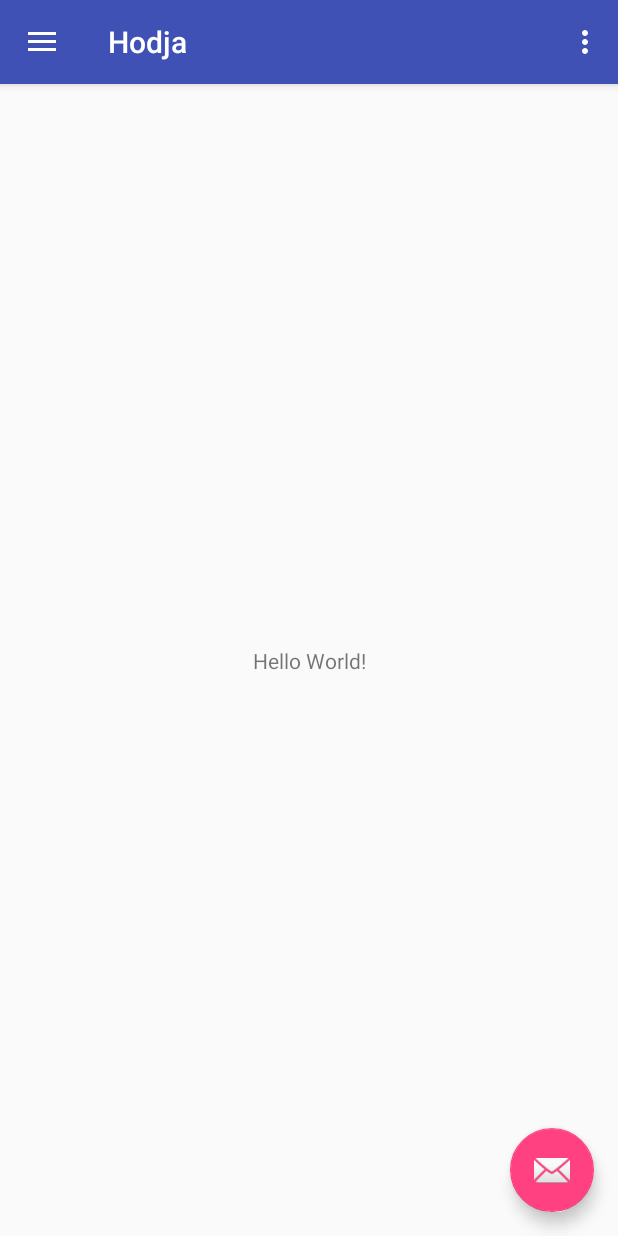
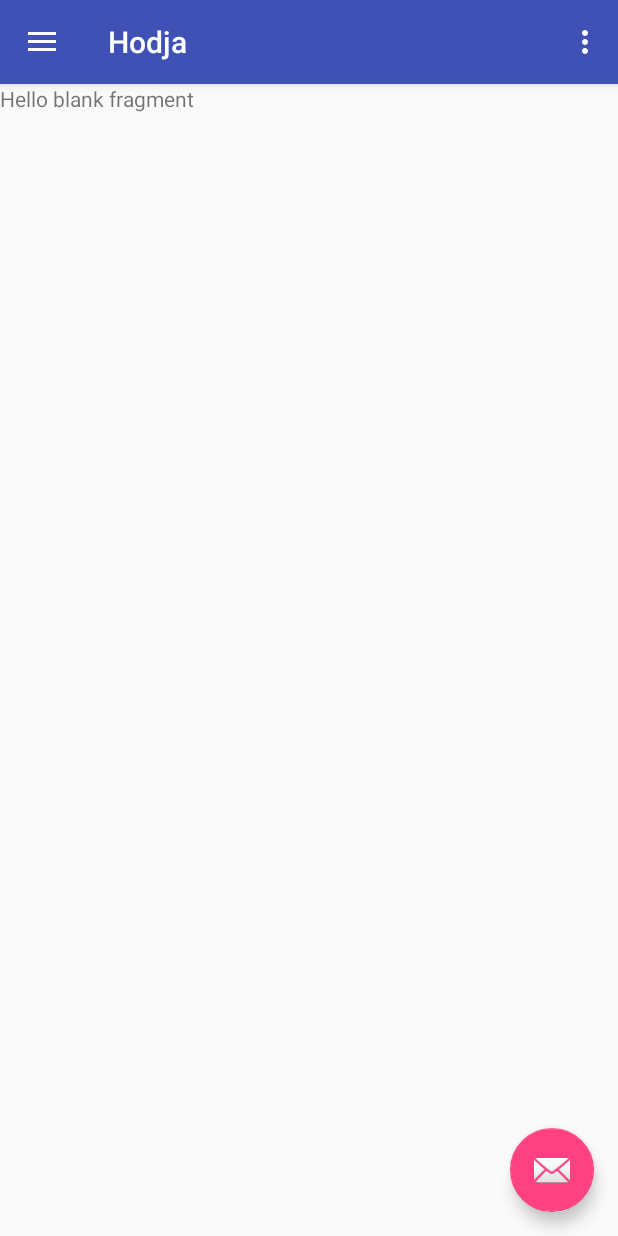
Before and after one commit to phantom1299/Arctory-Frontend, an Android app: the screen it shows after launch (MainActivity), in the options menu, after a tap on "Settings", on a phone screen of 412 x 824 dp. Run offline under Robolectric (Android 15) with nearby library versions, the light colour scheme and no system bars.

Commit message:
Add basic project structure

```diff
--- a/app/build.gradle
+++ b/app/build.gradle
@@ -24,7 +24,7 @@ android {
 
 dependencies {
     implementation fileTree(dir: 'libs', include: ['*.jar'])
-    implementation"org.jetbrains.kotlin:kotlin-stdlib-jre7:$kotlin_version"
+    implementation "org.jetbrains.kotlin:kotlin-stdlib-jre7:$kotlin_version"
     implementation 'com.android.support:appcompat-v7:26.1.0'
     implementation 'com.android.support:support-v4:26.1.0'
     implementation 'com.android.support:design:26.1.0'
--- a/app/src/main/java/com/example/muhammed/hodja/MainActivity.kt
+++ b/app/src/main/java/com/example/muhammed/hodja/MainActivity.kt
@@ -1,13 +1,15 @@
 package com.example.muhammed.hodja
 
 import android.os.Bundle
+import android.support.design.widget.NavigationView
 import android.support.design.widget.Snackbar
-import android.support.design.widget.NavigationView
+import android.support.v4.app.Fragment
 import android.support.v4.view.GravityCompat
 import android.support.v7.app.ActionBarDrawerToggle
 import android.support.v7.app.AppCompatActivity
 import android.view.Menu
 import android.view.MenuItem
+import com.example.muhammed.hodja.fragments.HomeFragment
 import kotlinx.android.synthetic.main.activity_main.*
 import kotlinx.android.synthetic.main.app_bar_main.*
 
@@ -57,28 +59,44 @@ class MainActivity : AppCompatActivity(), NavigationView.OnNavigationItemSelecte
 
     override fun onNavigationItemSelected(item: MenuItem): Boolean {
         // Handle navigation view item clicks here.
-        when (item.itemId) {
-            R.id.nav_camera -> {
-                // Handle the camera action
-            }
-            R.id.nav_gallery -> {
-
-            }
-            R.id.nav_slideshow -> {
-
-            }
-            R.id.nav_manage -> {
-
-            }
-            R.id.nav_share -> {
-
-            }
-            R.id.nav_send -> {
-
-            }
-        }
+        val id = item.itemId
+        loadFragment(id)
 
         drawer_layout.closeDrawer(GravityCompat.START)
         return true
     }
+
+    // This method will take a fragment and add/replace
+    // that fragment to the activity
+    private fun fragmentTransaction(fragment: Fragment) {
+        supportFragmentManager.beginTransaction()
+                .replace(R.id.container, fragment)
+                .commit()
+    }
+
+    // This method will load fragment based on
+    // the menu id
+    private fun loadFragment(menuId: Int) {
+        var fragment: Fragment = HomeFragment()
+        when (menuId) {
+            R.id.nav_home -> {
+                // Handle the home action
+                fragment = HomeFragment()
+            }
+            R.id.nav_myStudents -> {
+
+            }
+            R.id.nav_chats -> {
+
+            }
+            R.id.nav_settings -> {
+
+            }
+            R.id.nav_help -> {
+
+            }
+        }
+        // Fragment Transaction
+        fragmentTransaction(fragment)
+    }
 }
--- /dev/null
+++ b/app/src/main/java/com/example/muhammed/hodja/fragments/HomeFragment.kt
@@ -0,0 +1,25 @@
+package com.example.muhammed.hodja.fragments
+
+
+import android.os.Bundle
+import android.support.v4.app.Fragment
+import android.view.LayoutInflater
+import android.view.View
+import android.view.ViewGroup
+
+import com.example.muhammed.hodja.R
+
+
+/**
+ * A simple [Fragment] subclass.
+ */
+class HomeFragment : Fragment() {
+
+
+    override fun onCreateView(inflater: LayoutInflater?, container: ViewGroup?,
+                              savedInstanceState: Bundle?): View? {
+        // Inflate the layout for this fragment
+        return inflater!!.inflate(R.layout.fragment_home, container, false)
+    }
+
+}// Required empty public constructor
--- a/app/src/main/res/layout/content_main.xml
+++ b/app/src/main/res/layout/content_main.xml
@@ -8,13 +8,9 @@
     tools:context="com.example.muhammed.hodja.MainActivity"
     tools:showIn="@layout/app_bar_main">
 
-    <TextView
-        android:layout_width="wrap_content"
-        android:layout_height="wrap_content"
-        android:text="Hello World!"
-        app:layout_constraintBottom_toBottomOf="parent"
-        app:layout_constraintLeft_toLeftOf="parent"
-        app:layout_constraintRight_toRightOf="parent"
-        app:layout_constraintTop_toTopOf="parent" />
+    <FrameLayout
+        android:id="@+id/container"
+        android:layout_width="match_parent"
+        android:layout_height="match_parent" />
 
 </android.support.constraint.ConstraintLayout>
--- /dev/null
+++ b/app/src/main/res/layout/fragment_home.xml
@@ -0,0 +1,13 @@
+<FrameLayout xmlns:android="http://schemas.android.com/apk/res/android"
+    xmlns:tools="http://schemas.android.com/tools"
+    android:layout_width="match_parent"
+    android:layout_height="match_parent"
+    tools:context="com.example.muhammed.hodja.fragments.HomeFragment">
+
+    <!-- TODO: Update blank fragment layout -->
+    <TextView
+        android:layout_width="match_parent"
+        android:layout_height="match_parent"
+        android:text="@string/hello_blank_fragment" />
+
+</FrameLayout>
--- a/app/src/main/res/menu/activity_main_drawer.xml
+++ b/app/src/main/res/menu/activity_main_drawer.xml
@@ -5,33 +5,29 @@
 
     <group android:checkableBehavior="single">
         <item
-            android:id="@+id/nav_camera"
+            android:id="@+id/nav_home"
             android:icon="@drawable/ic_menu_camera"
-            android:title="Import" />
+            android:title="@string/home" />
         <item
-            android:id="@+id/nav_gallery"
+            android:id="@+id/nav_myStudents"
             android:icon="@drawable/ic_menu_gallery"
-            android:title="Gallery" />
+            android:title="@string/myStudents" />
         <item
-            android:id="@+id/nav_slideshow"
+            android:id="@+id/nav_chats"
             android:icon="@drawable/ic_menu_slideshow"
-            android:title="Slideshow" />
-        <item
-            android:id="@+id/nav_manage"
-            android:icon="@drawable/ic_menu_manage"
-            android:title="Tools" />
+            android:title="@string/chats" />
     </group>
 
-    <item android:title="Communicate">
+    <item android:title="@string/more">
         <menu>
             <item
-                android:id="@+id/nav_share"
+                android:id="@+id/nav_settings"
                 android:icon="@drawable/ic_menu_share"
-                android:title="Share" />
+                android:title="@string/settings" />
             <item
-                android:id="@+id/nav_send"
+                android:id="@+id/nav_help"
                 android:icon="@drawable/ic_menu_send"
-                android:title="Send" />
+                android:title="@string/help" />
         </menu>
     </item>
 
--- a/app/src/main/res/values/strings.xml
+++ b/app/src/main/res/values/strings.xml
@@ -5,4 +5,13 @@
     <string name="navigation_drawer_close">Close navigation drawer</string>
 
     <string name="action_settings">Settings</string>
+    <string name="home">Ana Sayfa</string>
+    <string name="myStudents">Öğrencilerim</string>
+    <string name="chats">Sohbetler</string>
+    <string name="more">Daha fazla…</string>
+    <string name="settings">Ayarlar</string>
+    <string name="help">Yardım</string>
+
+    <!-- TODO: Remove or change this placeholder text -->
+    <string name="hello_blank_fragment">Hello blank fragment</string>
 </resources>
```
Also changed, not shown: 1 other file.
